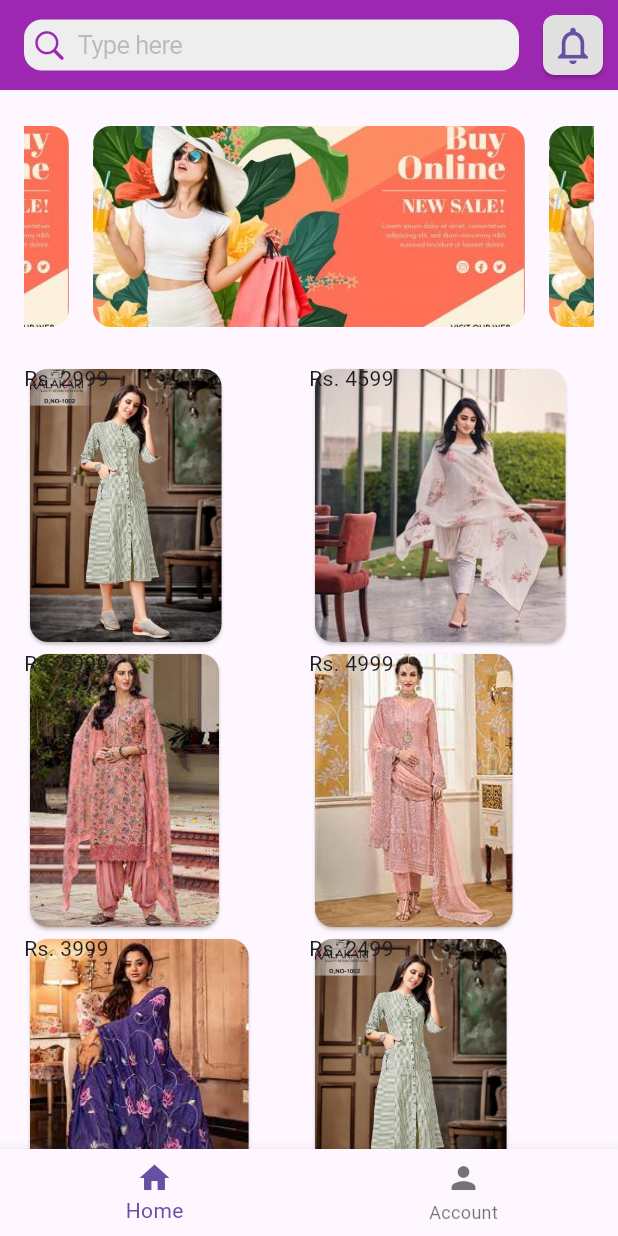
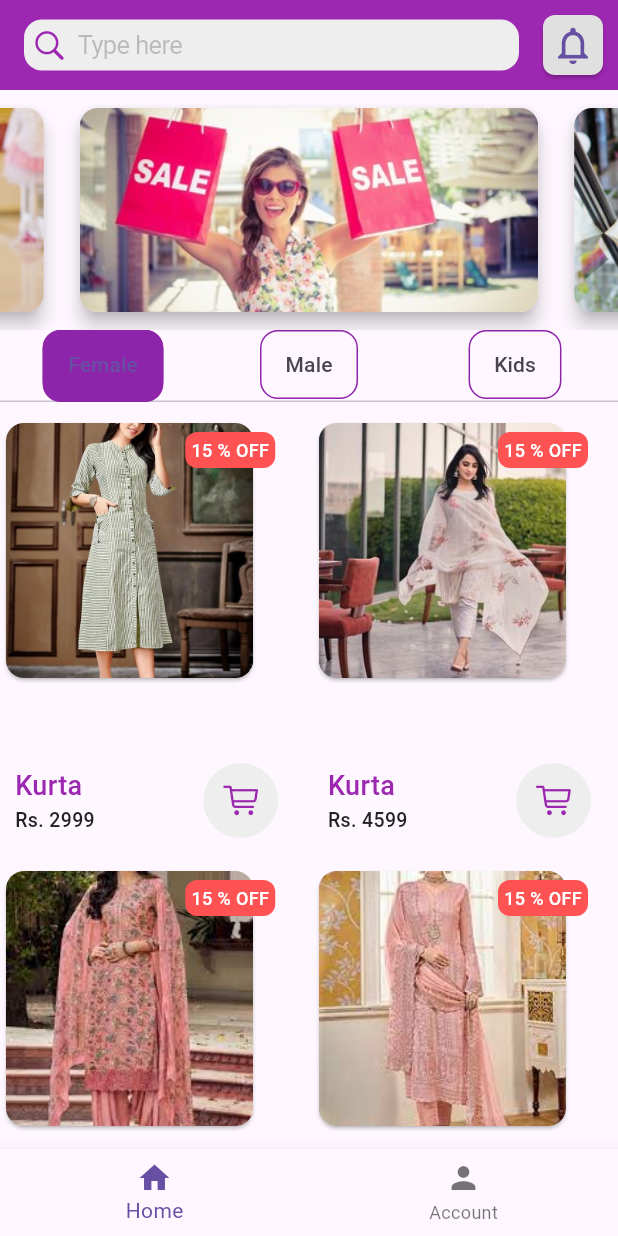
Before and after one commit to suhailthakrani/suit_up, a Flutter app: the screen it shows after launch, on a phone screen of 412 x 824 dp. Run offline on Flutter 3.47's test engine with Material 2 defaults, Android fonts, the phone set to English and light mode, and no system bars; drawn by our look-alikes of carousel_slider; our stand-ins replace get, shared_preferences.

Commit message:
Added tabbar in home screen and also added different images in main coursel...

```diff
--- a/lib/screens/home/components/main_carousel_slider.dart
+++ b/lib/screens/home/components/main_carousel_slider.dart
@@ -9,20 +9,33 @@ class MainCarouselSlider extends StatelessWidget {
 
   @override
   Widget build(BuildContext context) {
+    final List<String> images = [
+      'assets/images/s1.jpg',
+      'assets/images/s2.jpg',
+      'assets/images/s3.jpg',
+      'assets/images/s4.jpg',
+      'assets/images/s5.jpg',
+    ];
     return CarouselSlider(
-        options: CarouselOptions(height: 150),
-        items: [1, 2, 3, 4, 5].map((e) {
+        options: CarouselOptions(
+          height: 160,
+          autoPlay: true,
+        ),
+        items: [0, 1, 2, 3, 4].map((index) {
           return Builder(
             builder: (context) {
               return Container(
                 width: MediaQuery.of(context).size.width,
                 margin: const EdgeInsets.all(8),
-                child: ClipRRect(
-                  borderRadius: BorderRadius.circular(12),
-                  child: Image.asset(
-                    AssetManager.cardImage,
-                    height: 120,
-                    fit: BoxFit.fitWidth,
+                child: Card(
+                  elevation: 5,
+                  child: ClipRRect(
+                    borderRadius: BorderRadius.circular(12),
+                    child: Image.asset(
+                      images[index],
+                      height: 140,
+                      fit: BoxFit.fitWidth,
+                    ),
                   ),
                 ),
               );
--- a/lib/screens/home/components/products_widget.dart
+++ b/lib/screens/home/components/products_widget.dart
@@ -1,5 +1,7 @@
+import 'package:flutter/cupertino.dart';
 import 'package:flutter/material.dart';
 import 'package:suit_up/models/products_model.dart';
+import 'package:suit_up/widgets/custom_text.dart';
 
 class ProductsWidget extends StatelessWidget {
   const ProductsWidget({
@@ -11,34 +13,101 @@ class ProductsWidget extends StatelessWidget {
 
   @override
   Widget build(BuildContext context) {
-    return Flexible(
-      // height: 600,
-      child: GridView.builder(
-        physics: const NeverScrollableScrollPhysics(),
-        itemCount: productsModel.products.isNotEmpty
-            ? productsModel.products.length
-            : 0,
+    return GridView.builder(
+      physics: const BouncingScrollPhysics(),
+      itemCount:
+          productsModel.products.isNotEmpty ? productsModel.products.length : 0,
       shrinkWrap: true,
-        gridDelegate:
-            const SliverGridDelegateWithFixedCrossAxisCount(crossAxisCount: 2),
+      gridDelegate: const SliverGridDelegateWithFixedCrossAxisCount(
+        crossAxisCount: 2,
+        childAspectRatio: 0.7,
+        crossAxisSpacing: 5,
+        mainAxisSpacing: 8,
+      ),
       itemBuilder: (context, index) {
         return Stack(
           children: [
-              Card(
+            InkWell(
+              onTap: () {
+                print(productsModel.products[index].imageUrl);
+              },
+              child: Card(
                 child: ClipRRect(
                   borderRadius: BorderRadius.circular(12),
                   child: Image.asset(
                     productsModel.products[index].imageUrl ?? '',
-                    // height: 130,
-                    fit: BoxFit.fitWidth,
+                    height: 170,
+                    width: MediaQuery.of(context).size.width * 0.4,
+                    fit: BoxFit.cover,
                   ),
                 ),
               ),
-              Text('Rs. ${productsModel.products[index].price}'),
+            ),
+            Positioned(
+                top: 10,
+                right: 20,
+                child: Container(
+                  alignment: Alignment.center,
+                  height: 24,
+                  width: 60,
+                  decoration: BoxDecoration(
+                    borderRadius: BorderRadius.circular(8),
+                    color: Colors.redAccent,
+                  ),
+                  child: CustomText(
+                    text: "${productsModel.products[index].discount} % OFF",
+                    color: Colors.white,
+                    fontWeight: FontWeight.w500,
+                    fontSize: 12,
+                  ),
+                )),
+            Positioned(
+              bottom: 10,
+              right: 10,
+              left: 10,
+              child: Row(
+                mainAxisAlignment: MainAxisAlignment.spaceBetween,
+                children: [
+                  Column(
+                    mainAxisSize: MainAxisSize.min,
+                    crossAxisAlignment: CrossAxisAlignment.start,
+                    children: [
+                      CustomText(
+                        text: productsModel.products[index].name ?? '',
+                        color: Colors.purple,
+                        fontWeight: FontWeight.w500,
+                        fontSize: 18,
+                      ),
+                      CustomText(
+                        text: 'Rs. ${productsModel.products[index].price}',
+                        color: Colors.grey.shade900,
+                        fontWeight: FontWeight.w500,
+                        fontSize: 13,
+                      ),
+                    ],
+                  ),
+                  Container(
+                    height: 50,
+                    width: 50,
+                    margin: EdgeInsets.only(right: 8),
+                    decoration: BoxDecoration(
+                      borderRadius: BorderRadius.circular(40),
+                      color: Colors.grey.shade200,
+                    ),
+                    child: IconButton(
+                        onPressed: () {},
+                        icon: const Icon(
+                          CupertinoIcons.cart,
+                          size: 24,
+                          color: Colors.purple,
+                        )),
+                  ),
+                ],
+              ),
+            ),
           ],
         );
       },
-      ),
     );
   }
 }
--- a/lib/screens/home/home_screen.dart
+++ b/lib/screens/home/home_screen.dart
@@ -17,14 +17,18 @@ class HomeScreen extends StatefulWidget {
   State<HomeScreen> createState() => _HomeScreenState();
 }
 
-class _HomeScreenState extends State<HomeScreen> {
+class _HomeScreenState extends State<HomeScreen> with TickerProviderStateMixin {
   final _searchController = TextEditingController();
   List products = [];
   ProductsModel productsModel = ProductsModel(products: []);
 
+  late TabController _tabBarController;
+  int selected = 0;
+
   ///
   @override
   void initState() {
+    _tabBarController = TabController(length: 3, vsync: this);
     loadProductsData();
     super.initState();
   }
@@ -84,14 +88,79 @@ class _HomeScreenState extends State<HomeScreen> {
           WidthCustom(10),
         ],
       ),
-      body: SingleChildScrollView(
-        padding: const EdgeInsets.all(16),
+      body: DefaultTabController(
+        initialIndex: 0,
+        length: 3,
         child: Column(
           mainAxisSize: MainAxisSize.min,
           children: [
             const MainCarouselSlider(),
-            HeightCustom(16),
-            ProductsWidget(productsModel: productsModel)
+            TabBar(
+              physics: const BouncingScrollPhysics(),
+              controller: _tabBarController,
+              indicator: BoxDecoration(
+                borderRadius: BorderRadius.circular(12),
+                color: Colors.purple.shade600,
+              ),
+              tabs: [
+                Tab(
+                  child: Container(
+                    padding: const EdgeInsets.symmetric(
+                      horizontal: 16,
+                      vertical: 12,
+                    ),
+                    decoration: BoxDecoration(
+                      borderRadius: BorderRadius.circular(12),
+                      border: Border.all(
+                        color: Colors.purple.shade600,
+                      ),
+                    ),
+                    child: Text("Female"),
+                  ),
+                ),
+                Tab(
+                  child: Container(
+                    padding: const EdgeInsets.symmetric(
+                      horizontal: 16,
+                      vertical: 12,
+                    ),
+                    decoration: BoxDecoration(
+                      borderRadius: BorderRadius.circular(12),
+                      border: Border.all(
+                        color: Colors.purple.shade600,
+                      ),
+                    ),
+                    child: Text("Male"),
+                  ),
+                ),
+                Tab(
+                  child: Container(
+                    padding: const EdgeInsets.symmetric(
+                      horizontal: 16,
+                      vertical: 12,
+                    ),
+                    decoration: BoxDecoration(
+                      borderRadius: BorderRadius.circular(12),
+                      border: Border.all(
+                        color: Colors.purple.shade600,
+                      ),
+                    ),
+                    child: Text("Kids"),
+                  ),
+                ),
+              ],
+            ),
+            HeightCustom(10),
+            Flexible(
+              child: TabBarView(
+                controller: _tabBarController,
+                children: [
+                  ProductsWidget(productsModel: productsModel),
+                  ProductsWidget(productsModel: productsModel),
+                  ProductsWidget(productsModel: productsModel),
+                ],
+              ),
+            )
           ],
         ),
       ),
```
Also changed, not shown: assets/images/s1.jpg (added), assets/images/s2.jpg (added), assets/images/s3.jpg (added), assets/images/s4.jpg (added), assets/images/s5.jpg (added). Lines whose indentation alone changed are shown as unchanged.
